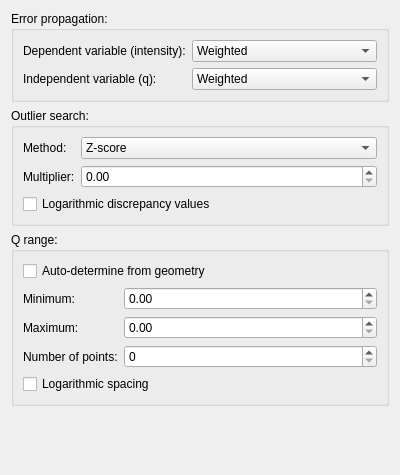
This is cct/processinggui/settings/processingsettings.ui in awacha/cct as Qt 5 draws it before an edit. The edited form follows.
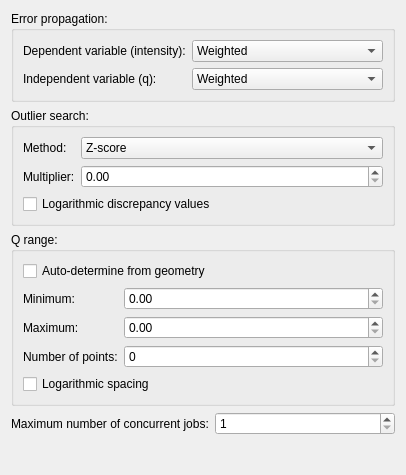
This is the edited form.

```diff
--- a/cct/processinggui/settings/processingsettings.ui
+++ b/cct/processinggui/settings/processingsettings.ui
@@ -6,7 +6,7 @@
    <rect>
     <x>0</x>
     <y>0</y>
-    <width>400</width>
+    <width>406</width>
     <height>475</height>
    </rect>
   </property>
@@ -190,6 +190,27 @@
      </layout>
     </widget>
    </item>
+   <item>
+    <layout class="QHBoxLayout" name="horizontalLayout">
+     <item>
+      <widget class="QLabel" name="label_8">
+       <property name="text">
+        <string>Maximum number of concurrent jobs:</string>
+       </property>
+      </widget>
+     </item>
+     <item>
+      <widget class="QSpinBox" name="maxJobCountSpinBox">
+       <property name="minimum">
+        <number>1</number>
+       </property>
+       <property name="maximum">
+        <number>99999</number>
+       </property>
+      </widget>
+     </item>
+    </layout>
+   </item>
    <item>
     <spacer name="verticalSpacer">
      <property name="orientation">
```
